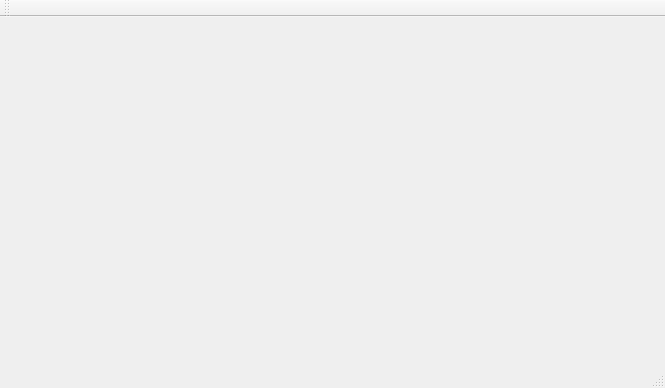
Before: the Qt Designer form mainwindow.ui in TheSoullessOne/Group-Project-1, drawn with Qt 5.
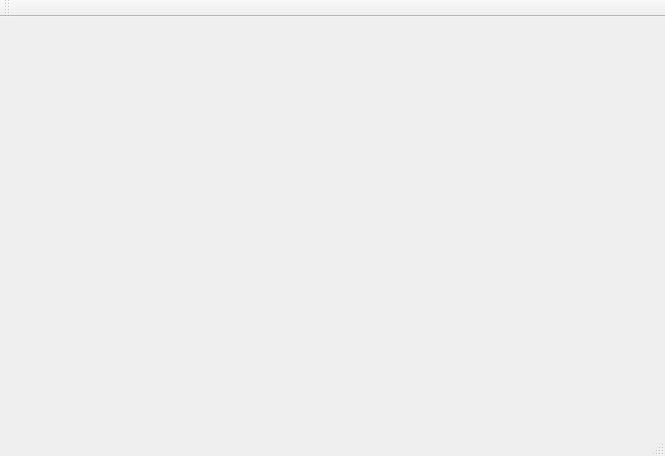
After: the same form once the commit is applied.

The edit to the form file:
```diff
--- a/mainwindow.ui
+++ b/mainwindow.ui
@@ -7,7 +7,7 @@
     <x>0</x>
     <y>0</y>
     <width>665</width>
-    <height>388</height>
+    <height>456</height>
    </rect>
   </property>
   <property name="windowTitle">
```
